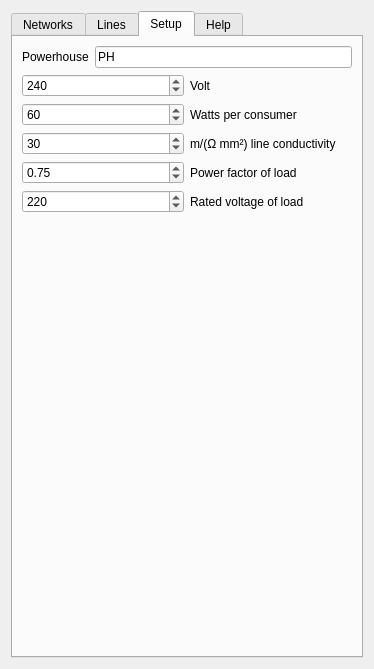
Nikoli/qlandkartegt, file src/IPowerToolWidget.ui: the form before one commit.
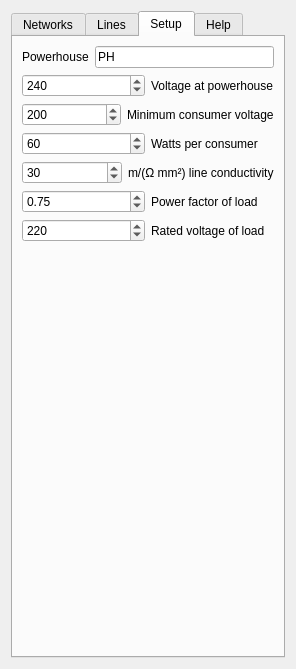
The form after the commit. The open tabs and pages were chosen to show the change.

Commit message: Power Network: Merged r3611:3650 from old repo to new repo

```diff
--- a/src/IPowerToolWidget.ui
+++ b/src/IPowerToolWidget.ui
@@ -6,7 +6,7 @@
    <rect>
     <x>0</x>
     <y>0</y>
-    <width>374</width>
+    <width>296</width>
     <height>669</height>
    </rect>
   </property>
@@ -131,7 +131,40 @@
          <item>
           <widget class="QLabel" name="label_2">
            <property name="text">
-            <string>Volt</string>
+            <string>Voltage at powerhouse</string>
+           </property>
+          </widget>
+         </item>
+        </layout>
+       </item>
+       <item>
+        <layout class="QHBoxLayout" name="horizontalLayout_7">
+         <item>
+          <widget class="QSpinBox" name="spinMinVoltage">
+           <property name="minimumSize">
+            <size>
+             <width>0</width>
+             <height>0</height>
+            </size>
+           </property>
+           <property name="toolTip">
+            <string>Base voltage at powerhouse</string>
+           </property>
+           <property name="minimum">
+            <number>100</number>
+           </property>
+           <property name="maximum">
+            <number>300</number>
+           </property>
+           <property name="value">
+            <number>200</number>
+           </property>
+          </widget>
+         </item>
+         <item>
+          <widget class="QLabel" name="label_7">
+           <property name="text">
+            <string>Minimum consumer voltage</string>
            </property>
           </widget>
          </item>
```
Left out of the diff: 33 changed lines with no effect on the pictures. The commit also changes 33 other files.
